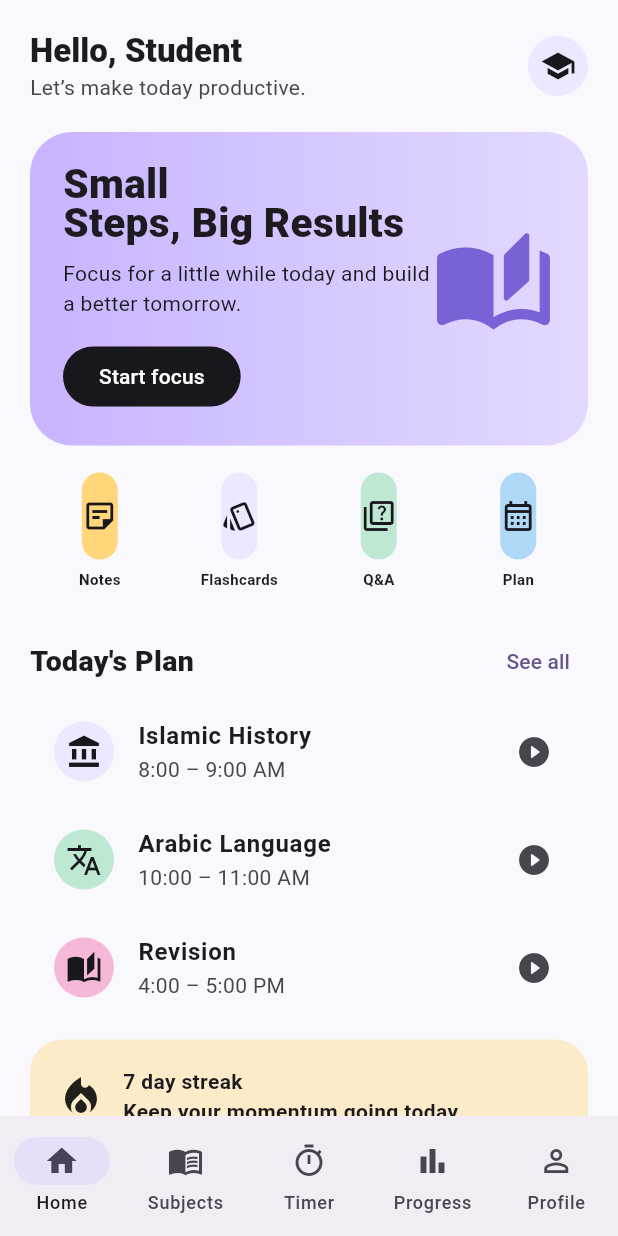
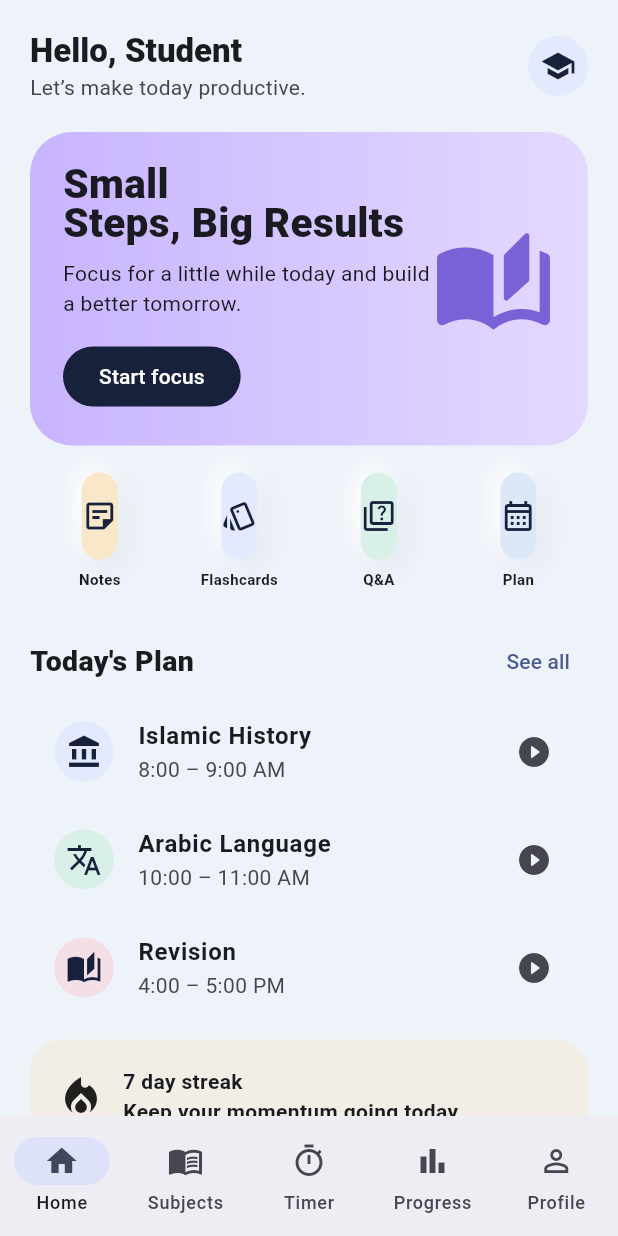
Before and after one commit to vpbaqir/studyapp, a Flutter app: the screen it shows after launch, on a phone screen of 412 x 824 dp. Run offline on Flutter 3.47's test engine with Material 3 defaults, Android fonts, the phone set to English and light mode, and no system bars.

Commit message:
Apply soft neumorphic palette and card shadows

```diff
--- a/lib/main.dart
+++ b/lib/main.dart
@@ -4,9 +4,9 @@ import 'package:flutter/material.dart';
 void main() => runApp(const StudyApp());
 
 class C {
-  static const lavender = Color(0xFFB69AF5), soft = Color(0xFFEDE7FF), blue = Color(0xFFAED8F5),
-      mint = Color(0xFFBEE8D1), yellow = Color(0xFFFFD77A), pink = Color(0xFFF6B8D8),
-      ink = Color(0xFF17171C), bg = Color(0xFFF9F8FC);
+  static const lavender = Color(0xFF7898FF), soft = Color(0xFFE4EAFE), blue = Color(0xFFDCE8F8),
+      mint = Color(0xFFD8F0E8), yellow = Color(0xFFF8E8C9), pink = Color(0xFFF5DFE7),
+      ink = Color(0xFF17213B), bg = Color(0xFFEEF2F9);
 }
 
 class Note { String title, body; Note(this.title, this.body); }
@@ -21,7 +21,7 @@ class _StudyAppState extends State<StudyApp> {
   ThemeMode theme = ThemeMode.light;
   @override Widget build(BuildContext context) => MaterialApp(
     debugShowCheckedModeBanner:false, title:'Study', themeMode:theme,
-    theme:ThemeData(useMaterial3:true,scaffoldBackgroundColor:C.bg,colorScheme:ColorScheme.fromSeed(seedColor:C.lavender)),
+    theme:ThemeData(useMaterial3:true,scaffoldBackgroundColor:C.bg,canvasColor:C.bg,colorScheme:ColorScheme.fromSeed(seedColor:C.lavender,surface:C.bg),appBarTheme:const AppBarTheme(backgroundColor:C.bg,elevation:0)),
     darkTheme:ThemeData(useMaterial3:true,brightness:Brightness.dark,colorScheme:ColorScheme.fromSeed(seedColor:C.lavender,brightness:Brightness.dark)),
     home:HomeShell(onTheme:()=>setState(()=>theme=theme==ThemeMode.light?ThemeMode.dark:ThemeMode.light)),
   );
@@ -103,7 +103,7 @@ class ActionBox extends StatelessWidget{
   final String title;final IconData icon;final Color color;final VoidCallback onTap;
   const ActionBox(this.title,this.icon,this.color,this.onTap,{super.key});
   @override Widget build(BuildContext context)=>Expanded(child:InkWell(onTap:onTap,borderRadius:BorderRadius.circular(18),child:Column(children:[
-    Container(margin:const EdgeInsets.symmetric(horizontal:4),height:58,decoration:BoxDecoration(color:color,borderRadius:BorderRadius.circular(18)),child:Icon(icon,color:C.ink)),
+    Container(margin:const EdgeInsets.symmetric(horizontal:4),height:58,decoration:BoxDecoration(color:color,borderRadius:BorderRadius.circular(18),boxShadow:const [BoxShadow(color:Color(0x1B73809A),blurRadius:14,offset:Offset(5,5)),BoxShadow(color:Color(0xFFFFFFFF),blurRadius:14,offset:Offset(-5,-5))]),child:Icon(icon,color:C.ink)),
     const SizedBox(height:6),Text(title,style:const TextStyle(fontSize:10,fontWeight:FontWeight.w700))
   ])));
 }
@@ -184,7 +184,7 @@ class Profile extends StatelessWidget{
   const Profile({super.key,required this.onTheme,required this.onNotes,required this.onPlan,required this.onCards,required this.onHelp,required this.onSettings});
   @override Widget build(BuildContext c)=>ListView(padding:const EdgeInsets.all(20),children:[
     Header('Profile',Icons.settings,onSettings),const SizedBox(height:18),
-    Container(padding:const EdgeInsets.all(18),decoration:BoxDecoration(color:Theme.of(c).colorScheme.surface,borderRadius:BorderRadius.circular(24)),child:const Row(children:[CircleAvatar(radius:30,backgroundColor:C.soft,child:Icon(Icons.school,size:28)),SizedBox(width:14),Column(crossAxisAlignment:CrossAxisAlignment.start,children:[Text('Student',style:TextStyle(fontSize:18,fontWeight:FontWeight.w800)),Text('Keep learning')])])),
+    Container(padding:const EdgeInsets.all(18),decoration:BoxDecoration(color:Theme.of(c).colorScheme.surface,borderRadius:BorderRadius.circular(24),boxShadow:const [BoxShadow(color:Color(0x1B73809A),blurRadius:16,offset:Offset(6,6)),BoxShadow(color:Color(0xFFFFFFFF),blurRadius:16,offset:Offset(-6,-6))]),child:const Row(children:[CircleAvatar(radius:30,backgroundColor:C.soft,child:Icon(Icons.school,size:28)),SizedBox(width:14),Column(crossAxisAlignment:CrossAxisAlignment.start,children:[Text('Student',style:TextStyle(fontSize:18,fontWeight:FontWeight.w800)),Text('Keep learning')])])),
     const SizedBox(height:15),StatGrid([('12','Subjects',C.soft),('85','Day streak',C.yellow),('240','Hours',C.mint)]),const SizedBox(height:10),
     Item('My Notes',Icons.note_alt_outlined,onNotes),Item('Flashcards',Icons.style_outlined,onCards),Item('Study Plan',Icons.calendar_month_outlined,onPlan),Item('Settings',Icons.settings_outlined,onSettings),Item('Help & Support',Icons.help_outline,onHelp),
     const SizedBox(height:10),OutlinedButton.icon(onPressed:onTheme,icon:const Icon(Icons.dark_mode),label:const Text('Toggle light / dark mode'))
```
